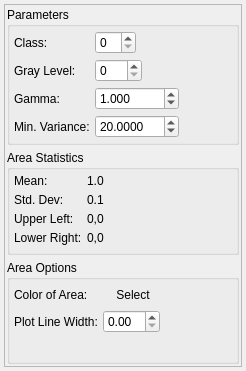
Qt form Code/EmMpmGui/UI_Files/UserInitAreaWidget.ui (BlueQuartzSoftware/EMMPMWorkbench) before a commit.
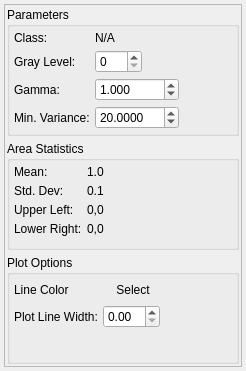
The same form after that commit.

The edit to the form file:
```diff
--- a/Code/EmMpmGui/UI_Files/UserInitAreaWidget.ui
+++ b/Code/EmMpmGui/UI_Files/UserInitAreaWidget.ui
@@ -63,13 +63,6 @@
             </property>
            </widget>
           </item>
-          <item row="1" column="1">
-           <widget class="QSpinBox" name="m_Class">
-            <property name="maximum">
-             <number>15</number>
-            </property>
-           </widget>
-          </item>
           <item row="2" column="0">
            <widget class="QLabel" name="label_3">
             <property name="text">
@@ -133,6 +126,13 @@
             </property>
            </widget>
           </item>
+          <item row="1" column="1">
+           <widget class="QLabel" name="m_Class">
+            <property name="text">
+             <string>N/A</string>
+            </property>
+           </widget>
+          </item>
          </layout>
         </widget>
        </item>
@@ -216,7 +216,7 @@
        <item>
         <widget class="QGroupBox" name="groupBox_3">
          <property name="title">
-          <string>Area Options</string>
+          <string>Plot Options</string>
          </property>
          <layout class="QFormLayout" name="formLayout_3">
           <property name="fieldGrowthPolicy">
@@ -234,7 +234,7 @@
           <item row="1" column="0">
            <widget class="QLabel" name="label">
             <property name="text">
-             <string>Color of Area:</string>
+             <string>Line Color</string>
             </property>
            </widget>
           </item>
```
